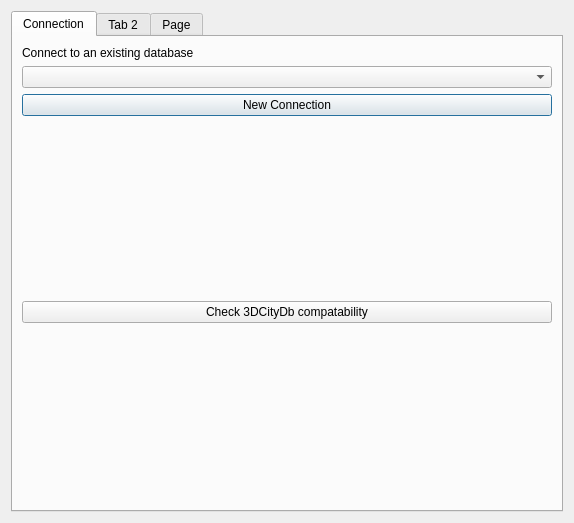
Above: citydb_loader_dialog_base.ui from tudelft3d/3DCityDB-Tools-for-QGIS before the change. Below: the same form after it.
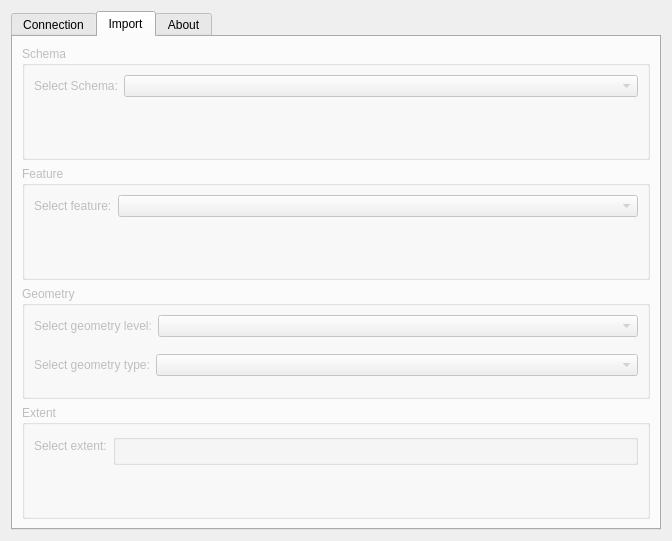
That is the form after the change. The open tabs and pages were chosen to show the change. Custom widgets are drawn as their Qt base class.

The edit to the form file:
```diff
--- a/citydb_loader_dialog_base.ui
+++ b/citydb_loader_dialog_base.ui
@@ -6,10 +6,16 @@
    <rect>
     <x>0</x>
     <y>0</y>
-    <width>574</width>
-    <height>523</height>
+    <width>672</width>
+    <height>541</height>
    </rect>
   </property>
+  <property name="minimumSize">
+   <size>
+    <width>0</width>
+    <height>0</height>
+   </size>
+  </property>
   <property name="windowTitle">
    <string>3DCityDB-Loader</string>
   </property>
@@ -19,36 +25,55 @@
   <property name="modal">
    <bool>false</bool>
   </property>
-  <layout class="QGridLayout" name="gridLayout_2">
-   <item row="0" column="0">
-    <layout class="QHBoxLayout" name="horizontalLayout">
+  <layout class="QVBoxLayout" name="verticalLayout_2">
      <item>
-      <widget class="QTabWidget" name="wdgConnect">
+    <widget class="QTabWidget" name="wdgMain">
+     <property name="enabled">
+      <bool>true</bool>
+     </property>
        <property name="sizePolicy">
         <sizepolicy hsizetype="Ignored" vsizetype="Ignored">
          <horstretch>0</horstretch>
          <verstretch>0</verstretch>
         </sizepolicy>
        </property>
+     <property name="minimumSize">
+      <size>
+       <width>0</width>
+       <height>0</height>
+      </size>
+     </property>
        <property name="currentIndex">
         <number>0</number>
        </property>
+     <property name="documentMode">
+      <bool>false</bool>
+     </property>
+     <property name="tabsClosable">
+      <bool>false</bool>
+     </property>
+     <property name="movable">
+      <bool>false</bool>
+     </property>
+     <property name="tabBarAutoHide">
+      <bool>false</bool>
+     </property>
        <widget class="QWidget" name="tbConn">
         <attribute name="title">
          <string>Connection</string>
         </attribute>
-        <layout class="QGridLayout" name="gridLayout">
+      <layout class="QVBoxLayout" name="verticalLayout">
+       <item>
+        <layout class="QFormLayout" name="formLayout_4">
          <item row="0" column="0">
-          <layout class="QVBoxLayout" name="verticalLayout_2">
-           <item>
-            <widget class="QLabel" name="label">
+          <widget class="QLabel" name="lblConnToExist">
              <property name="text">
-              <string>Connect to an existing database</string>
+            <string>Connect to an existing database:</string>
              </property>
             </widget>
            </item>
-           <item>
-            <widget class="QComboBox" name="comboBox">
+         <item row="0" column="1">
+          <widget class="QComboBox" name="btnConnToExist">
              <property name="toolTip">
               <string>uylilu</string>
              </property>
@@ -69,8 +94,22 @@
              </property>
             </widget>
            </item>
-           <item>
-            <widget class="QPushButton" name="btnConnect">
+         <item row="1" column="0" colspan="2">
+          <widget class="QLabel" name="lblOr">
+           <property name="text">
+            <string>    or</string>
+           </property>
+          </widget>
+         </item>
+         <item row="2" column="0">
+          <widget class="QLabel" name="lblNewConn">
+           <property name="text">
+            <string>Make new Connection:</string>
+           </property>
+          </widget>
+         </item>
+         <item row="2" column="1">
+          <widget class="QPushButton" name="btnNewConn">
              <property name="enabled">
               <bool>true</bool>
              </property>
@@ -85,59 +124,198 @@
              </property>
             </widget>
            </item>
-           <item>
-            <spacer name="verticalSpacer_2">
-             <property name="orientation">
-              <enum>Qt::Vertical</enum>
-             </property>
-             <property name="sizeHint" stdset="0">
-              <size>
-               <width>20</width>
-               <height>40</height>
-              </size>
-             </property>
-            </spacer>
+        </layout>
            </item>
            <item>
             <widget class="QPushButton" name="btnCeckCityDB">
              <property name="text">
-              <string>Check 3DCityDb compatability</string>
+          <string>Check 3DCityDb compatability of &lt;DB&gt;</string>
              </property>
             </widget>
            </item>
+      </layout>
+     </widget>
+     <widget class="QWidget" name="tbImport">
+      <property name="enabled">
+       <bool>false</bool>
+      </property>
+      <attribute name="title">
+       <string>Import</string>
+      </attribute>
+      <layout class="QGridLayout" name="gridLayout">
+       <item row="0" column="0">
+        <layout class="QVBoxLayout" name="verticalLayout_12">
            <item>
-            <spacer name="verticalSpacer">
-             <property name="orientation">
-              <enum>Qt::Vertical</enum>
-             </property>
-             <property name="sizeHint" stdset="0">
-              <size>
-               <width>20</width>
-               <height>40</height>
-              </size>
-             </property>
-            </spacer>
-           </item>
+          <widget class="QGroupBox" name="grbSchema">
+           <property name="title">
+            <string>Schema</string>
+           </property>
+           <layout class="QVBoxLayout" name="verticalLayout_7">
+            <item>
+             <layout class="QFormLayout" name="formLayout_9">
+              <item row="0" column="0">
+               <widget class="QLabel" name="lblScema">
+                <property name="text">
+                 <string>Select Schema:</string>
+                </property>
+               </widget>
+              </item>
+              <item row="0" column="1">
+               <widget class="QgsCheckableComboBox" name="cbxScema"/>
+              </item>
           </layout>
          </item>
         </layout>
        </widget>
-       <widget class="QWidget" name="tab_2">
-        <attribute name="title">
-         <string>Tab 2</string>
-        </attribute>
-       </widget>
-       <widget class="QWidget" name="tab_3">
+         </item>
+         <item>
+          <widget class="QGroupBox" name="grbFeature">
+           <property name="title">
+            <string>Feature</string>
+           </property>
+           <layout class="QVBoxLayout" name="verticalLayout_10">
+            <item>
+             <layout class="QFormLayout" name="formLayout_10">
+              <item row="0" column="0">
+               <widget class="QLabel" name="lvlFeature">
+                <property name="text">
+                 <string>Select feature:</string>
+                </property>
+               </widget>
+              </item>
+              <item row="0" column="1">
+               <widget class="QgsCheckableComboBox" name="qcbxFeature"/>
+              </item>
+             </layout>
+            </item>
+           </layout>
+          </widget>
+         </item>
+         <item>
+          <widget class="QGroupBox" name="grbGeometry">
+           <property name="title">
+            <string>Geometry</string>
+           </property>
+           <layout class="QVBoxLayout" name="verticalLayout_8">
+            <item>
+             <layout class="QFormLayout" name="formLayout_6">
+              <item row="0" column="0">
+               <widget class="QLabel" name="lblGeometryLvl">
+                <property name="text">
+                 <string>Select geometry level:</string>
+                </property>
+               </widget>
+              </item>
+              <item row="0" column="1">
+               <widget class="QgsCheckableComboBox" name="cbxGeometryLvl"/>
+              </item>
+             </layout>
+            </item>
+            <item>
+             <layout class="QFormLayout" name="formLayout_7">
+              <item row="0" column="0">
+               <widget class="QLabel" name="lblGeometryType">
+                <property name="text">
+                 <string>Select geometry type:</string>
+                </property>
+               </widget>
+              </item>
+              <item row="0" column="1">
+               <widget class="QgsCheckableComboBox" name="cbxGeomteryType"/>
+              </item>
+             </layout>
+            </item>
+           </layout>
+          </widget>
+         </item>
+         <item>
+          <widget class="QGroupBox" name="grbExtent">
+           <property name="title">
+            <string>Extent</string>
+           </property>
+           <layout class="QVBoxLayout" name="verticalLayout_9">
+            <item>
+             <layout class="QFormLayout" name="formLayout_17">
+              <item row="1" column="1">
+               <widget class="QgsExtentGroupBox" name="qgrbExtent"/>
+              </item>
+              <item row="1" column="0">
+               <widget class="QLabel" name="lblExtent">
+                <property name="text">
+                 <string>Select extent:</string>
+                </property>
+               </widget>
+              </item>
+             </layout>
+            </item>
+           </layout>
+          </widget>
+         </item>
+        </layout>
+       </item>
+      </layout>
+     </widget>
+     <widget class="QWidget" name="tbAbout">
         <attribute name="title">
-         <string>Page</string>
-        </attribute>
-       </widget>
-      </widget>
-     </item>
-    </layout>
+       <string>About</string>
+      </attribute>
+      <widget class="QWidget" name="verticalLayoutWidget_2">
+       <property name="geometry">
+        <rect>
+         <x>10</x>
+         <y>10</y>
+         <width>631</width>
+         <height>471</height>
+        </rect>
+       </property>
+       <layout class="QVBoxLayout" name="verticalLayout_13">
+        <item>
+         <widget class="QTextEdit" name="txtAbout">
+          <property name="html">
+           <string>&lt;!DOCTYPE HTML PUBLIC &quot;-//W3C//DTD HTML 4.0//EN&quot; &quot;http://www.w3.org/TR/REC-html40/strict.dtd&quot;&gt;
+&lt;html&gt;&lt;head&gt;&lt;meta name=&quot;qrichtext&quot; content=&quot;1&quot; /&gt;&lt;style type=&quot;text/css&quot;&gt;
+p, li { white-space: pre-wrap; }
+&lt;/style&gt;&lt;/head&gt;&lt;body style=&quot; font-family:'Ubuntu'; font-size:11pt; font-weight:400; font-style:normal;&quot;&gt;
+&lt;p style=&quot; margin-top:0px; margin-bottom:0px; margin-left:0px; margin-right:0px; -qt-block-indent:0; text-indent:0px;&quot;&gt;name=3DCityDB-Loader&lt;/p&gt;
+&lt;p style=&quot; margin-top:0px; margin-bottom:0px; margin-left:0px; margin-right:0px; -qt-block-indent:0; text-indent:0px;&quot;&gt;qgisMinimumVersion=3.0&lt;/p&gt;
+&lt;p style=&quot; margin-top:0px; margin-bottom:0px; margin-left:0px; margin-right:0px; -qt-block-indent:0; text-indent:0px;&quot;&gt;description=This is an experimental plugin for 3DCityDB data visualization and manipulation.&lt;/p&gt;
+&lt;p style=&quot; margin-top:0px; margin-bottom:0px; margin-left:0px; margin-right:0px; -qt-block-indent:0; text-indent:0px;&quot;&gt;version=0.1&lt;/p&gt;
+&lt;p style=&quot; margin-top:0px; margin-bottom:0px; margin-left:0px; margin-right:0px; -qt-block-indent:0; text-indent:0px;&quot;&gt;author=Konstantinos Pantelios&lt;/p&gt;
+&lt;p style=&quot; margin-top:0px; margin-bottom:0px; margin-left:0px; margin-right:0px; -qt-block-indent:0; text-indent:0px;&quot;&gt;email=konstantinospantelios@yahoo.com&lt;/p&gt;
+&lt;p style=&quot;-qt-paragraph-type:empty; margin-top:0px; margin-bottom:0px; margin-left:0px; margin-right:0px; -qt-block-indent:0; text-indent:0px;&quot;&gt;&lt;br /&gt;&lt;/p&gt;
+&lt;p style=&quot; margin-top:0px; margin-bottom:0px; margin-left:0px; margin-right:0px; -qt-block-indent:0; text-indent:0px;&quot;&gt;about=Relational database are very good at storing and handling massive amount of data, however everyday users often find it hard to navigate, explore and work with data directly from the database. This plugin can be used to bring 3DCityDB data into the more widespread and straitforward world of QGIS.&lt;/p&gt;
+&lt;p style=&quot;-qt-paragraph-type:empty; margin-top:0px; margin-bottom:0px; margin-left:0px; margin-right:0px; -qt-block-indent:0; text-indent:0px;&quot;&gt;&lt;br /&gt;&lt;/p&gt;
+&lt;p style=&quot; margin-top:0px; margin-bottom:0px; margin-left:0px; margin-right:0px; -qt-block-indent:0; text-indent:0px;&quot;&gt;tracker=https://github.com/Konstantinos-Pantelios/3DCityDB-QGIS-Loader&lt;/p&gt;
+&lt;p style=&quot; margin-top:0px; margin-bottom:0px; margin-left:0px; margin-right:0px; -qt-block-indent:0; text-indent:0px;&quot;&gt;repository=https://github.com/Konstantinos-Pantelios/3DCityDB-QGIS-Loader&lt;/p&gt;&lt;/body&gt;&lt;/html&gt;</string>
+          </property>
+         </widget>
+        </item>
+       </layout>
+      </widget>
+     </widget>
+    </widget>
    </item>
   </layout>
  </widget>
+ <customwidgets>
+  <customwidget>
+   <class>QgsCheckableComboBox</class>
+   <extends>QComboBox</extends>
+   <header>qgscheckablecombobox.h</header>
+  </customwidget>
+  <customwidget>
+   <class>QgsCollapsibleGroupBox</class>
+   <extends>QGroupBox</extends>
+   <header>qgscollapsiblegroupbox.h</header>
+   <container>1</container>
+  </customwidget>
+  <customwidget>
+   <class>QgsExtentGroupBox</class>
+   <extends>QgsCollapsibleGroupBox</extends>
+   <header>qgsextentgroupbox.h</header>
+   <container>1</container>
+  </customwidget>
+ </customwidgets>
  <resources/>
  <connections/>
 </ui>
```
Lines whose indentation alone changed are shown as unchanged.
